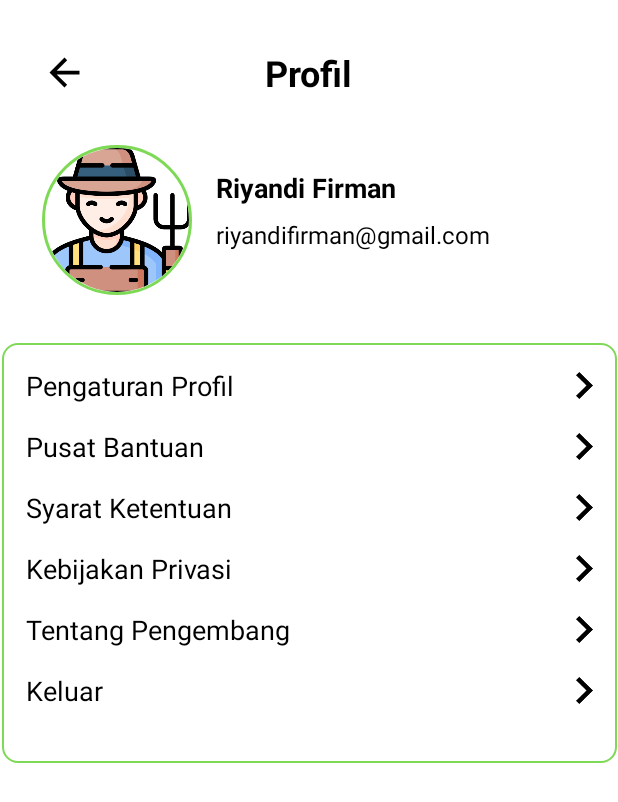
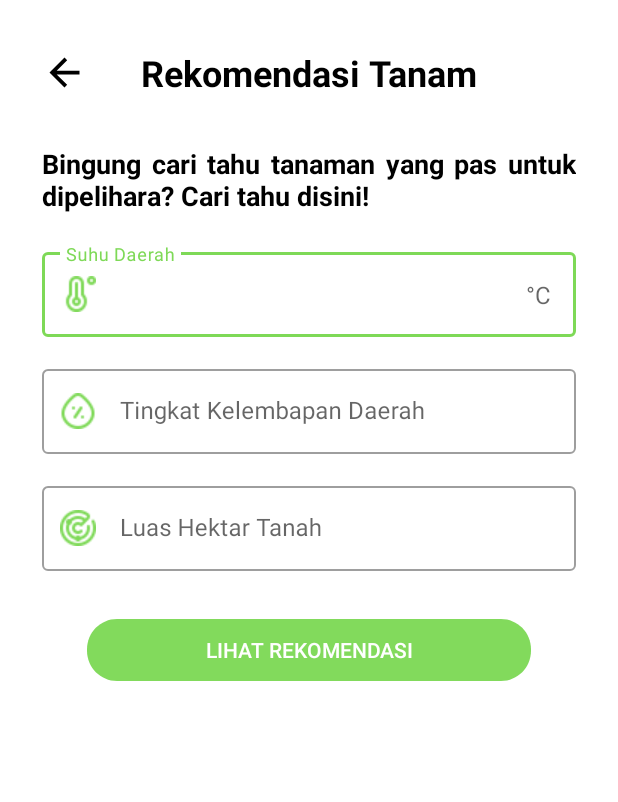
Before and after one commit to Capstone-C23-PS094/farm-genius-mobile, an Android app: the screen it shows after launch (ProfileActivity before the commit, RecomendationActivity after it), on a phone screen of 412 x 824 dp. Shown: the top 802 px of the screen. Run offline under Robolectric (Android 15) with nearby library versions, the phone set to English and light mode, and no system bars.

Commit message:
configure recomendation page layout

```diff
--- a/app/src/main/AndroidManifest.xml
+++ b/app/src/main/AndroidManifest.xml
@@ -12,9 +12,19 @@
         android:theme="@style/Theme.FarmGenius"
         tools:targetApi="31">
         <activity
+            android:name=".ui.recomendation.RecomendationActivity"
+            android:theme="@style/FarmGenius_NoAppBar"
+            android:exported="true">
+            <intent-filter>
+                <action android:name="android.intent.action.MAIN" />
+
+                <category android:name="android.intent.category.LAUNCHER" />
+            </intent-filter>
+        </activity>
+        <activity
             android:name=".ui.profile.ProfileAboutDeveloperActivity"
-            android:theme="@style/FarmGenius_NoAppBar"
-            android:exported="false" />
+            android:exported="false"
+            android:theme="@style/FarmGenius_NoAppBar" />
         <activity
             android:name=".ui.profile.ProfilePrivacyPolicyActivity"
             android:exported="false"
@@ -33,14 +43,8 @@
             android:theme="@style/FarmGenius_NoAppBar" />
         <activity
             android:name=".ui.profile.ProfileActivity"
-            android:exported="true"
-            android:theme="@style/FarmGenius_NoAppBar">
-            <intent-filter>
-                <action android:name="android.intent.action.MAIN" />
-
-                <category android:name="android.intent.category.LAUNCHER" />
-            </intent-filter>
-        </activity>
+            android:exported="false"
+            android:theme="@style/FarmGenius_NoAppBar"/>
         <activity
             android:name=".ui.register.RegisterActivity"
             android:exported="false"
--- /dev/null
+++ b/app/src/main/java/com/riyandifirman/farmgenius/ui/recomendation/RecomendationActivity.kt
@@ -0,0 +1,12 @@
+package com.riyandifirman.farmgenius.ui.recomendation
+
+import androidx.appcompat.app.AppCompatActivity
+import android.os.Bundle
+import com.riyandifirman.farmgenius.R
+
+class RecomendationActivity : AppCompatActivity() {
+    override fun onCreate(savedInstanceState: Bundle?) {
+        super.onCreate(savedInstanceState)
+        setContentView(R.layout.activity_recomendation)
+    }
+}
--- /dev/null
+++ b/app/src/main/res/drawable/button_see_recomendation.xml
@@ -0,0 +1,19 @@
+<?xml version="1.0" encoding="utf-8"?>
+<vector
+    xmlns:android="http://schemas.android.com/apk/res/android"
+    xmlns:aapt="http://schemas.android.com/aapt"
+    android:width="296dp"
+    android:height="41dp"
+    android:viewportWidth="296"
+    android:viewportHeight="41"
+    >
+    <group>
+        <clip-path
+            android:pathData="M20 0H276C287.046 0 296 8.95431 296 20V21C296 32.0457 287.046 41 276 41H20C8.95431 41 0 32.0457 0 21V20C0 8.95431 8.95431 0 20 0Z"
+            />
+        <path
+            android:pathData="M0 0V41H296V0"
+            android:fillColor="#F77ED957"
+            />
+    </group>
+</vector>
--- a/app/src/main/res/layout/activity_main.xml
+++ b/app/src/main/res/layout/activity_main.xml
@@ -114,7 +114,7 @@
         android:layout_width="120dp"
         android:layout_height="26dp"
         android:layout_marginTop="16dp"
-        android:background="@drawable/cari_button"
+        android:background="@drawable/button_find"
         android:text="@string/cari"
         android:textColor="@color/white"
         android:textSize="12sp"
--- /dev/null
+++ b/app/src/main/res/layout/activity_recomendation.xml
@@ -0,0 +1,131 @@
+<?xml version="1.0" encoding="utf-8"?>
+<androidx.constraintlayout.widget.ConstraintLayout xmlns:android="http://schemas.android.com/apk/res/android"
+    xmlns:app="http://schemas.android.com/apk/res-auto"
+    xmlns:tools="http://schemas.android.com/tools"
+    android:layout_width="match_parent"
+    android:layout_height="match_parent"
+    tools:context=".ui.recomendation.RecomendationActivity">
+
+    <TextView
+        android:id="@+id/title_page"
+        android:layout_width="wrap_content"
+        android:layout_height="wrap_content"
+        android:layout_marginTop="32dp"
+        android:text="@string/title_rekomendasi_tanam"
+        android:textAppearance="@style/title_page"
+        app:layout_constraintEnd_toEndOf="parent"
+        app:layout_constraintStart_toStartOf="parent"
+        app:layout_constraintTop_toTopOf="parent" />
+
+    <ImageView
+        android:id="@+id/back_button"
+        android:layout_width="wrap_content"
+        android:layout_height="wrap_content"
+        android:layout_marginStart="28dp"
+        app:layout_constraintBottom_toBottomOf="@+id/title_page"
+        app:layout_constraintStart_toStartOf="parent"
+        app:layout_constraintTop_toTopOf="@+id/title_page"
+        app:srcCompat="@drawable/ic_back" />
+
+    <TextView
+        android:id="@+id/tv_recomendation"
+        android:layout_width="0dp"
+        android:layout_height="wrap_content"
+        android:layout_marginStart="28dp"
+        android:layout_marginTop="32dp"
+        android:layout_marginEnd="28dp"
+        android:textSize="18sp"
+        android:textStyle="bold"
+        android:textColor="@color/black"
+        android:text="@string/title_rekomendasi"
+        android:justificationMode="inter_word"
+        app:layout_constraintEnd_toEndOf="parent"
+        app:layout_constraintStart_toStartOf="parent"
+        app:layout_constraintTop_toBottomOf="@+id/title_page" />
+
+    <com.google.android.material.textfield.TextInputLayout
+        android:id="@+id/textInputLayoutTemperature"
+        style="@style/Widget.MaterialComponents.TextInputLayout.OutlinedBox"
+        android:layout_width="match_parent"
+        android:layout_height="wrap_content"
+        android:layout_marginStart="28dp"
+        android:layout_marginTop="20dp"
+        android:layout_marginEnd="28dp"
+        android:hint="@string/suhu"
+        app:suffixText="@string/suffix_temperature"
+        app:endIconTint="#7ED957"
+        app:layout_constraintEnd_toEndOf="parent"
+        app:layout_constraintStart_toStartOf="parent"
+        app:layout_constraintTop_toBottomOf="@+id/tv_recomendation"
+        app:startIconDrawable="@drawable/ic_temperature"
+        app:startIconTint="#7ED957">
+
+        <com.google.android.material.textfield.TextInputEditText
+            android:id="@+id/editTextTemperature"
+            android:layout_width="match_parent"
+            android:layout_height="match_parent"
+            android:inputType="number"/>
+    </com.google.android.material.textfield.TextInputLayout>
+
+    <com.google.android.material.textfield.TextInputLayout
+        android:id="@+id/textInputLayoutHumidity"
+        style="@style/Widget.MaterialComponents.TextInputLayout.OutlinedBox"
+        android:layout_width="match_parent"
+        android:layout_height="wrap_content"
+        android:layout_marginStart="28dp"
+        android:layout_marginTop="16dp"
+        android:layout_marginEnd="28dp"
+        android:hint="@string/kelembapan"
+        app:suffixText="@string/suffix_humidity"
+        app:endIconTint="#7ED957"
+        app:layout_constraintEnd_toEndOf="parent"
+        app:layout_constraintStart_toStartOf="parent"
+        app:layout_constraintTop_toBottomOf="@+id/textInputLayoutTemperature"
+        app:startIconDrawable="@drawable/ic_humidity"
+        app:startIconTint="#7ED957">
+
+        <com.google.android.material.textfield.TextInputEditText
+            android:id="@+id/editTextHumidity"
+            android:layout_width="match_parent"
+            android:layout_height="match_parent"
+            android:inputType="number"/>
+    </com.google.android.material.textfield.TextInputLayout>
+
+    <com.google.android.material.textfield.TextInputLayout
+        android:id="@+id/textInputLayoutHectare"
+        style="@style/Widget.MaterialComponents.TextInputLayout.OutlinedBox"
+        android:layout_width="match_parent"
+        android:layout_height="wrap_content"
+        android:layout_marginStart="28dp"
+        android:layout_marginTop="16dp"
+        android:layout_marginEnd="28dp"
+        android:hint="@string/luas_tanah"
+        app:suffixText="@string/suffix_area"
+        app:endIconTint="#7ED957"
+        app:layout_constraintEnd_toEndOf="parent"
+        app:layout_constraintStart_toStartOf="parent"
+        app:layout_constraintTop_toBottomOf="@+id/textInputLayoutHumidity"
+        app:startIconDrawable="@drawable/ic_area"
+        app:startIconTint="#7ED957">
+
+        <com.google.android.material.textfield.TextInputEditText
+            android:id="@+id/editTextHectare"
+            android:layout_width="match_parent"
+            android:layout_height="match_parent"
+            android:inputType="number"/>
+    </com.google.android.material.textfield.TextInputLayout>
+
+    <androidx.appcompat.widget.AppCompatButton
+        android:id="@+id/cari_button"
+        android:layout_width="296dp"
+        android:layout_height="41dp"
+        android:layout_marginTop="32dp"
+        android:background="@drawable/button_see_recomendation"
+        android:text="@string/lihat_rekomendasi"
+        android:textColor="@color/white"
+        android:textSize="14sp"
+        app:layout_constraintEnd_toEndOf="parent"
+        app:layout_constraintStart_toStartOf="parent"
+        app:layout_constraintTop_toBottomOf="@+id/textInputLayoutHectare" />
+
+</androidx.constraintlayout.widget.ConstraintLayout>
--- a/app/src/main/res/values/strings.xml
+++ b/app/src/main/res/values/strings.xml
@@ -75,4 +75,12 @@
     <string name="cc">Cloud Computing Engineer</string>
     <string name="ml">Machine Learning Engineer</string>
     <string name="md">Mobile Development Engineer</string>
+    <string name="suhu">Suhu Daerah</string>
+    <string name="kelembapan">Tingkat Kelembapan Daerah</string>
+    <string name="luas_tanah">Luas Hektar Tanah</string>
+    <string name="lihat_rekomendasi">Lihat Rekomendasi</string>
+    <string name="suffix_temperature">°C</string>
+    <string name="suffix_humidity">%</string>
+    <string name="suffix_area">Ha</string>
+    <string name="title_rekomendasi">Bingung cari tahu tanaman yang pas untuk dipelihara? Cari tahu disini!</string>
 </resources>
```
Also changed, not shown: app/src/main/res/drawable/button_find.xml (renamed from app/src/main/res/drawable/cari_button.xml), app/src/main/res/drawable/ic_area.png (added), app/src/main/res/drawable/ic_humidity.png (added), app/src/main/res/drawable/ic_temperature.png (added).
